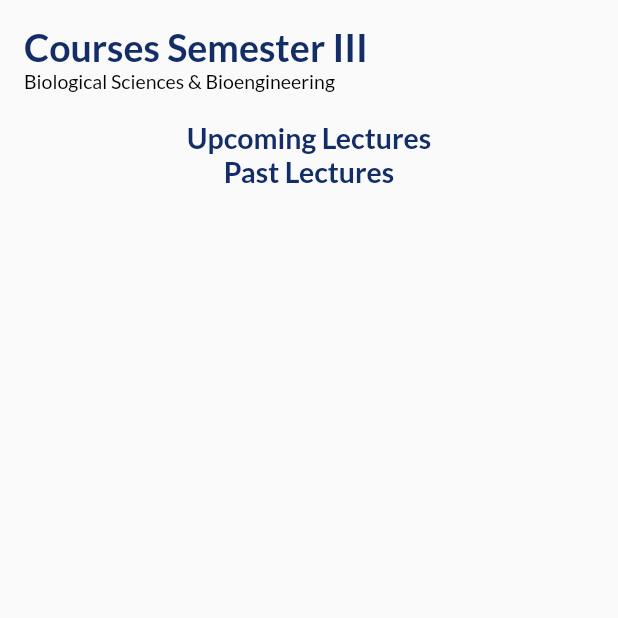
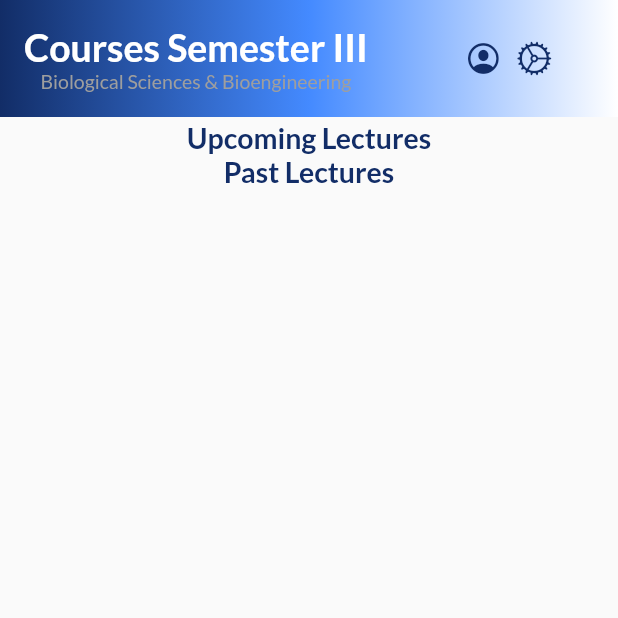
Before and after one commit to ykdromar/Course-Schedule, a Flutter app: the screen it shows after launch, on a phone screen of 412 x 824 dp, the top half of it. Run offline on Flutter 3.47's test engine with Material 2 defaults, Android fonts, the phone set to English and light mode, and no system bars; our stand-ins replace google_fonts, splashscreen; missing offline and left inert: flutter_animator, flutter_launcher_icons.

Commit message:
theme changed

```diff
--- a/lib/screens/CoursePage.dart
+++ b/lib/screens/CoursePage.dart
@@ -1,3 +1,4 @@
+import 'package:flutter/cupertino.dart';
 import 'package:flutter/material.dart';
 import 'package:intl/intl.dart';
 import 'package:ykdromar_iitk_course_management/utils/courseModel.dart';
@@ -36,20 +37,18 @@ class _CoursePageState extends State<CoursePage> {
   Widget build(BuildContext context){
     return Container(
       decoration: BoxDecoration(
-          gradient: LinearGradient(
-            // begin: FractionalOffset.topLeft,
-            // end: FractionalOffset.bottomRight,
-            colors: [
-              Colors.white,
-              Colors.tealAccent,
-              Colors.teal
-            ],
+          gradient: LinearGradient(colors: [
+            Themes.darkBlue,
 
+            Colors.blueAccent,
+            Colors.white
+          ]
 
           )
       ),
       child: Scaffold(
         backgroundColor: Colors.transparent,
+
         body: SafeArea(
             child: Material(
               child: Column(
@@ -93,26 +92,45 @@ class Header extends StatelessWidget{
   @override
   Widget build(BuildContext context){
     return Container(
+      decoration: BoxDecoration(
+          gradient: LinearGradient(colors: [
+            Themes.darkBlue,
 
+            Colors.blueAccent,
+            // Colors.blue,
+            Colors.white
+          ]
+
+          )
+      ),
         child: Padding(
           padding: const EdgeInsets.all(16.0),
-          child: ListView(
-            shrinkWrap: true,
+          child: Row(
+
+            children: [
+              Column(
                 children: [
                   Text("Courses Semester III",
                     style: TextStyle(
                       fontWeight: FontWeight.bold,
                       fontSize: 25,
-                  color: Themes.darkBlue,
+                      color: Colors.white,
 
                     ),
                   ),
                   Text("Biological Sciences & Bioengineering",
                     style: TextStyle(
                         fontSize: 13,
-                color: Colors.black
+                        color: Colors.grey
                     ),
                   ),
+                ],
+              ),
+              SizedBox(width: 65,),
+              Icon(CupertinoIcons.profile_circled,color: Themes.darkBlue,),
+              SizedBox(width: 10,),
+              Icon(CupertinoIcons.settings_solid,color:Themes.darkBlue,)
+
             ],
           ),
         ),
--- a/lib/utils/courseTile.dart
+++ b/lib/utils/courseTile.dart
@@ -1,4 +1,5 @@
 import 'package:flutter/material.dart';
+import 'package:flutter_animator/flutter_animator.dart';
 import 'package:ykdromar_iitk_course_management/utils/theme.dart';
 
 import 'courseModel.dart';
@@ -8,7 +9,8 @@ class CourseTile extends StatelessWidget{
   CourseTile ({required this.course});
   @override
   Widget build(BuildContext context){
-    return Padding(
+    return RollIn(
+      child: Padding(
         padding: const EdgeInsets.all(10.0),
         child: Card(
           elevation: 1.2,
@@ -77,6 +79,7 @@ shadowColor: Themes.darkBlue,
 
           ),
         ),
+      ),
     );
   }
 }
--- a/lib/utils/theme.dart
+++ b/lib/utils/theme.dart
@@ -4,7 +4,7 @@ import 'package:google_fonts/google_fonts.dart';
 class Themes {
   static Color darkBlue=Color(0xff122d67);
 static ThemeData myTheme=ThemeData(
-  primarySwatch: Colors.teal,
+  primarySwatch: Colors.blue,
   fontFamily: GoogleFonts.lato().fontFamily,
 );
 
```
Also changed, not shown: lib/main.dart (+30 -1 lines), pubspec.yaml (+6 -2 lines), assets/images/dna1.gif (added), assets/images/dna2.jpg (added), assets/images/dna3.png (added), assets/images/logo.png (renamed from assets/images/bio_logo.jpg), pubspec.lock. Lines whose indentation alone changed are shown as unchanged.
